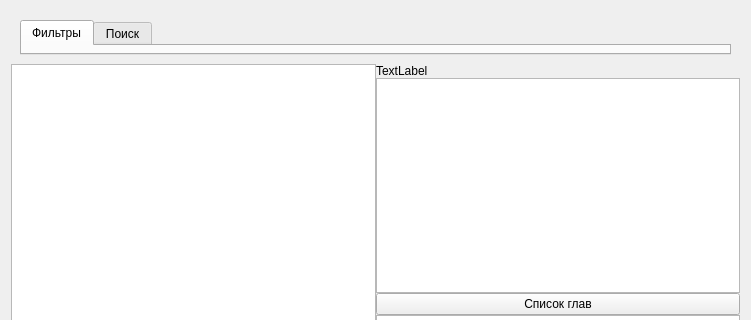
This is gui.ui in Shapacak/remanga_viewer as Qt 5 draws it before an edit; both pictures show x 0 to 751 and y 0 to 320 of the 751 by 561 pixel window. The edited form follows.
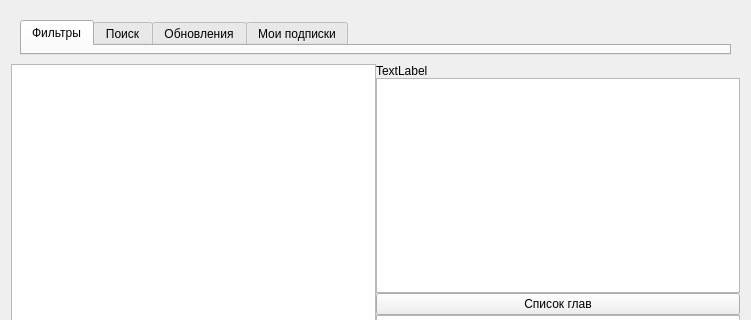
This is the edited form. The open tabs and pages were chosen to show the change.

Commit message:
Библиотека и обновления
Очень остро встала проблема спутанности функционала кода, в коде управления PyQt не должна производиться всякая там фильтрация, итерация, сбор данных и прочее, все это должно вызываться из отдельного класса управляющего всем этим, доделаю еще парочку функций и займусь этим

Diff of the .ui file:
```diff
--- a/gui.ui
+++ b/gui.ui
@@ -70,6 +70,16 @@
                   <string>Поиск</string>
                  </attribute>
                 </widget>
+                <widget class="QWidget" name="updater_tab">
+                 <attribute name="title">
+                  <string>Обновления</string>
+                 </attribute>
+                </widget>
+                <widget class="QWidget" name="subscription_tab">
+                 <attribute name="title">
+                  <string>Мои подписки</string>
+                 </attribute>
+                </widget>
                </widget>
               </item>
              </layout>
```
Left out of the diff: 6 changed lines with no effect on the pictures. The commit also changes 2 other files.
